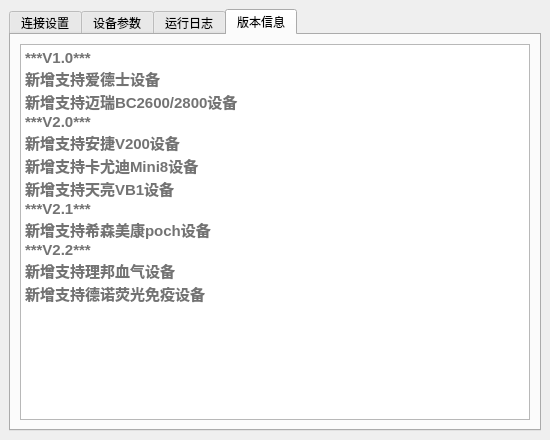
Above: app/window.ui from wangqian2528/lislinker before the change. Below: the same form after it.
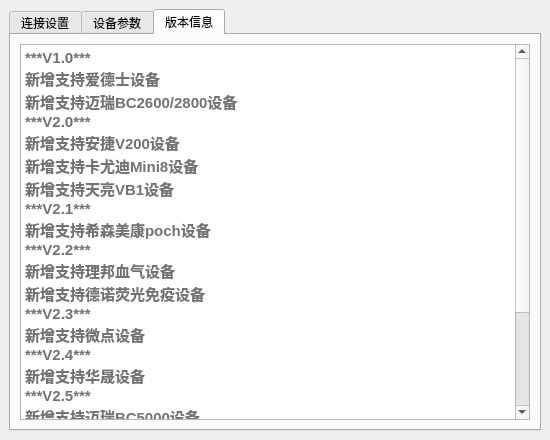
That is the form after the change. The open tabs and pages were chosen to show the change. Icons and pictures are not drawn.

The edit to the form file:
```diff
--- a/app/window.ui
+++ b/app/window.ui
@@ -1742,24 +1742,6 @@
         </item>
        </layout>
       </widget>
-      <widget class="QWidget" name="tab_log">
-       <attribute name="title">
-        <string>运行日志</string>
-       </attribute>
-       <layout class="QGridLayout" name="gridLayout_3">
-        <item row="0" column="0">
-         <widget class="QTextBrowser" name="tb_log">
-          <property name="html">
-           <string>&lt;!DOCTYPE HTML PUBLIC &quot;-//W3C//DTD HTML 4.0//EN&quot; &quot;http://www.w3.org/TR/REC-html40/strict.dtd&quot;&gt;
-&lt;html&gt;&lt;head&gt;&lt;meta name=&quot;qrichtext&quot; content=&quot;1&quot; /&gt;&lt;style type=&quot;text/css&quot;&gt;
-p, li { white-space: pre-wrap; }
-&lt;/style&gt;&lt;/head&gt;&lt;body style=&quot; font-family:'SimSun'; font-size:9pt; font-weight:400; font-style:normal;&quot;&gt;
-&lt;p style=&quot; margin-top:0px; margin-bottom:0px; margin-left:0px; margin-right:0px; -qt-block-indent:0; text-indent:0px;&quot;&gt;运行日志显示在这里&lt;/p&gt;&lt;/body&gt;&lt;/html&gt;</string>
-          </property>
-         </widget>
-        </item>
-       </layout>
-      </widget>
       <widget class="QWidget" name="tab_version">
        <attribute name="title">
         <string>版本信息</string>
@@ -1783,7 +1765,19 @@
 &lt;p style=&quot; margin-top:0px; margin-bottom:0px; margin-left:0px; margin-right:0px; -qt-block-indent:0; text-indent:0px;&quot;&gt;&lt;span style=&quot; font-size:11pt; font-weight:600; color:#737373;&quot;&gt;新增支持希森美康poch设备&lt;/span&gt;&lt;/p&gt;
 &lt;p style=&quot; margin-top:0px; margin-bottom:0px; margin-left:0px; margin-right:0px; -qt-block-indent:0; text-indent:0px;&quot;&gt;&lt;span style=&quot; font-size:11pt; font-weight:600; color:#737373;&quot;&gt;***V2.2***&lt;/span&gt;&lt;/p&gt;
 &lt;p style=&quot; margin-top:0px; margin-bottom:0px; margin-left:0px; margin-right:0px; -qt-block-indent:0; text-indent:0px;&quot;&gt;&lt;span style=&quot; font-size:11pt; font-weight:600; color:#737373;&quot;&gt;新增支持理邦血气设备&lt;/span&gt;&lt;/p&gt;
-&lt;p style=&quot; margin-top:0px; margin-bottom:0px; margin-left:0px; margin-right:0px; -qt-block-indent:0; text-indent:0px;&quot;&gt;&lt;span style=&quot; font-size:11pt; font-weight:600; color:#737373;&quot;&gt;新增支持德诺荧光免疫设备&lt;/span&gt;&lt;/p&gt;&lt;/body&gt;&lt;/html&gt;</string>
+&lt;p style=&quot; margin-top:0px; margin-bottom:0px; margin-left:0px; margin-right:0px; -qt-block-indent:0; text-indent:0px;&quot;&gt;&lt;span style=&quot; font-size:11pt; font-weight:600; color:#737373;&quot;&gt;新增支持德诺荧光免疫设备&lt;/span&gt;&lt;/p&gt;
+&lt;p style=&quot; margin-top:0px; margin-bottom:0px; margin-left:0px; margin-right:0px; -qt-block-indent:0; text-indent:0px;&quot;&gt;&lt;span style=&quot; font-size:11pt; font-weight:600; color:#737373;&quot;&gt;***V2.3***&lt;/span&gt;&lt;/p&gt;
+&lt;p style=&quot; margin-top:0px; margin-bottom:0px; margin-left:0px; margin-right:0px; -qt-block-indent:0; text-indent:0px;&quot;&gt;&lt;span style=&quot; font-size:11pt; font-weight:600; color:#737373;&quot;&gt;新增支持微点设备&lt;/span&gt;&lt;/p&gt;
+&lt;p style=&quot; margin-top:0px; margin-bottom:0px; margin-left:0px; margin-right:0px; -qt-block-indent:0; text-indent:0px;&quot;&gt;&lt;span style=&quot; font-size:11pt; font-weight:600; color:#737373;&quot;&gt;***V2.4***&lt;/span&gt;&lt;/p&gt;
+&lt;p style=&quot; margin-top:0px; margin-bottom:0px; margin-left:0px; margin-right:0px; -qt-block-indent:0; text-indent:0px;&quot;&gt;&lt;span style=&quot; font-size:11pt; font-weight:600; color:#737373;&quot;&gt;新增支持华晟设备&lt;/span&gt;&lt;/p&gt;
+&lt;p style=&quot; margin-top:0px; margin-bottom:0px; margin-left:0px; margin-right:0px; -qt-block-indent:0; text-indent:0px;&quot;&gt;&lt;span style=&quot; font-size:11pt; font-weight:600; color:#737373;&quot;&gt;***V2.5***&lt;/span&gt;&lt;/p&gt;
+&lt;p style=&quot; margin-top:0px; margin-bottom:0px; margin-left:0px; margin-right:0px; -qt-block-indent:0; text-indent:0px;&quot;&gt;&lt;span style=&quot; font-size:11pt; font-weight:600; color:#737373;&quot;&gt;新增支持迈瑞BC5000设备&lt;/span&gt;&lt;/p&gt;
+&lt;p style=&quot; margin-top:0px; margin-bottom:0px; margin-left:0px; margin-right:0px; -qt-block-indent:0; text-indent:0px;&quot;&gt;&lt;span style=&quot; font-size:11pt; font-weight:600; color:#737373;&quot;&gt;***V2.6***&lt;/span&gt;&lt;/p&gt;
+&lt;p style=&quot; margin-top:0px; margin-bottom:0px; margin-left:0px; margin-right:0px; -qt-block-indent:0; text-indent:0px;&quot;&gt;&lt;span style=&quot; font-size:11pt; font-weight:600; color:#737373;&quot;&gt;新增支持由格设备&lt;/span&gt;&lt;/p&gt;
+&lt;p style=&quot; margin-top:0px; margin-bottom:0px; margin-left:0px; margin-right:0px; -qt-block-indent:0; text-indent:0px;&quot;&gt;&lt;span style=&quot; font-size:11pt; font-weight:600; color:#737373;&quot;&gt;***V2.7***&lt;/span&gt;&lt;/p&gt;
+&lt;p style=&quot; margin-top:0px; margin-bottom:0px; margin-left:0px; margin-right:0px; -qt-block-indent:0; text-indent:0px;&quot;&gt;&lt;span style=&quot; font-size:11pt; font-weight:600; color:#737373;&quot;&gt;优化网络连接端口&lt;/span&gt;&lt;/p&gt;
+&lt;p style=&quot; margin-top:0px; margin-bottom:0px; margin-left:0px; margin-right:0px; -qt-block-indent:0; text-indent:0px;&quot;&gt;&lt;span style=&quot; font-size:11pt; font-weight:600; color:#737373;&quot;&gt;***V2.8***&lt;/span&gt;&lt;/p&gt;
+&lt;p style=&quot; margin-top:0px; margin-bottom:0px; margin-left:0px; margin-right:0px; -qt-block-indent:0; text-indent:0px;&quot;&gt;&lt;span style=&quot; font-size:11pt; font-weight:600; color:#737373;&quot;&gt;客户端优化&lt;/span&gt;&lt;/p&gt;&lt;/body&gt;&lt;/html&gt;</string>
           </property>
          </widget>
         </item>
```
Left out of the diff: 8 changed lines with no effect on the pictures.
